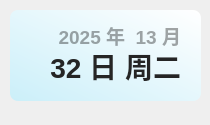
This is ui/shiroko/widget-time.ui in Class-Widgets/Class-Widgets as Qt 5 draws it before an edit. The edited form follows.
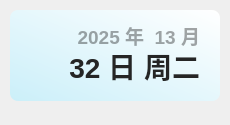
This is the edited form. Icons and pictures are not drawn.

```diff
--- a/ui/shiroko/widget-time.ui
+++ b/ui/shiroko/widget-time.ui
@@ -6,7 +6,7 @@
    <rect>
     <x>0</x>
     <y>0</y>
-    <width>210</width>
+    <width>230</width>
     <height>125</height>
    </rect>
   </property>
@@ -30,7 +30,7 @@
     <rect>
      <x>20</x>
      <y>20</y>
-     <width>161</width>
+     <width>180</width>
      <height>31</height>
     </rect>
    </property>
@@ -61,7 +61,7 @@
     <rect>
      <x>30</x>
      <y>40</y>
-     <width>151</width>
+     <width>170</width>
      <height>51</height>
     </rect>
    </property>
@@ -93,7 +93,7 @@
     <rect>
      <x>10</x>
      <y>10</y>
-     <width>191</width>
+     <width>210</width>
      <height>91</height>
     </rect>
    </property>
```
